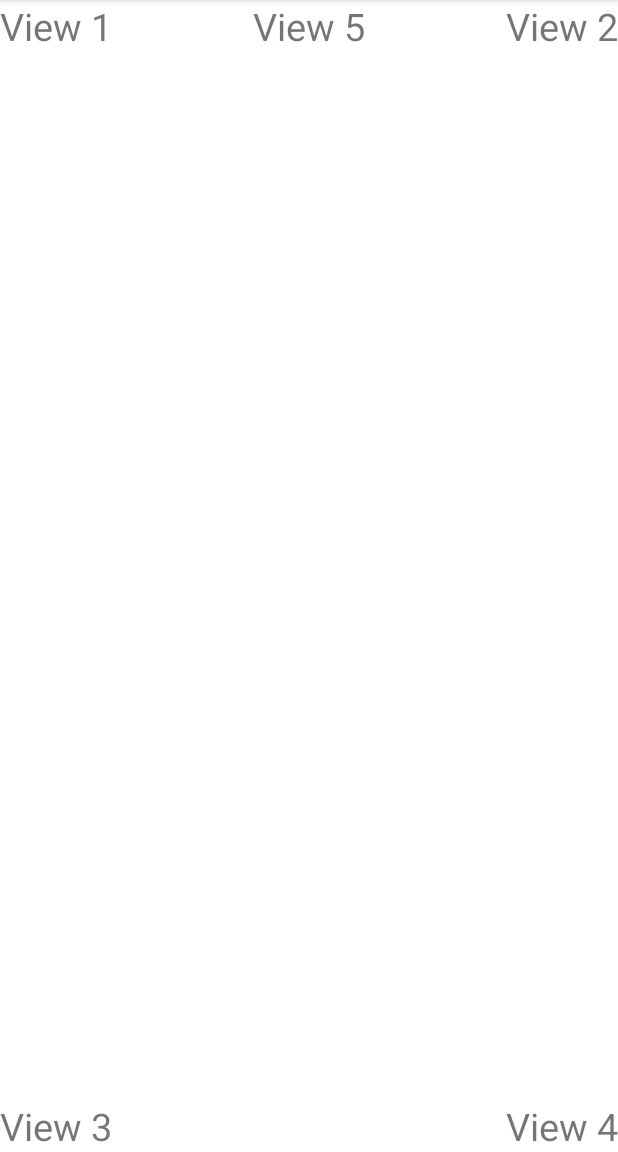
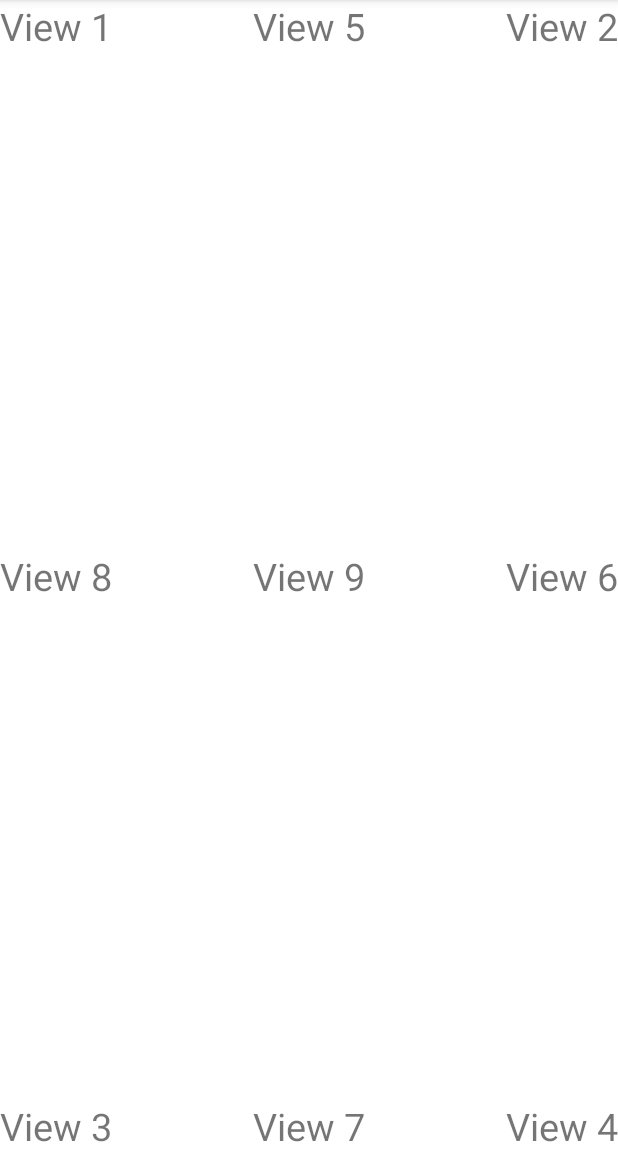
Before and after one commit to phamtanphat/ConstraintLayout26082021, an Android app: the screen it shows after launch (MainActivity), on a phone screen of 412 x 824 dp, the part 84-1236 px from its top. Run offline under Robolectric (Android 15) with nearby library versions, the phone set to English and light mode, and no system bars.

Commit message:
constraint as align , center

```diff
--- a/app/src/main/res/layout/activity_main.xml
+++ b/app/src/main/res/layout/activity_main.xml
@@ -42,5 +42,38 @@
         android:text="View 5"
         android:layout_width="wrap_content"
         android:layout_height="wrap_content" />
+    <TextView
+        app:layout_constraintRight_toRightOf="parent"
+        app:layout_constraintTop_toTopOf="parent"
+        app:layout_constraintBottom_toBottomOf="parent"
+        android:textSize="25sp"
+        android:text="View 6"
+        android:layout_width="wrap_content"
+        android:layout_height="wrap_content" />
+    <TextView
+        app:layout_constraintRight_toRightOf="parent"
+        app:layout_constraintBottom_toBottomOf="parent"
+        app:layout_constraintLeft_toLeftOf="parent"
+        android:textSize="25sp"
+        android:text="View 7"
+        android:layout_width="wrap_content"
+        android:layout_height="wrap_content" />
+    <TextView
+        app:layout_constraintLeft_toLeftOf="parent"
+        app:layout_constraintTop_toTopOf="parent"
+        app:layout_constraintBottom_toBottomOf="parent"
+        android:textSize="25sp"
+        android:text="View 8"
+        android:layout_width="wrap_content"
+        android:layout_height="wrap_content" />
+    <TextView
+        app:layout_constraintRight_toRightOf="parent"
+        app:layout_constraintTop_toTopOf="parent"
+        app:layout_constraintBottom_toBottomOf="parent"
+        app:layout_constraintLeft_toLeftOf="parent"
+        android:textSize="25sp"
+        android:text="View 9"
+        android:layout_width="wrap_content"
+        android:layout_height="wrap_content" />
 
 </androidx.constraintlayout.widget.ConstraintLayout>
```
